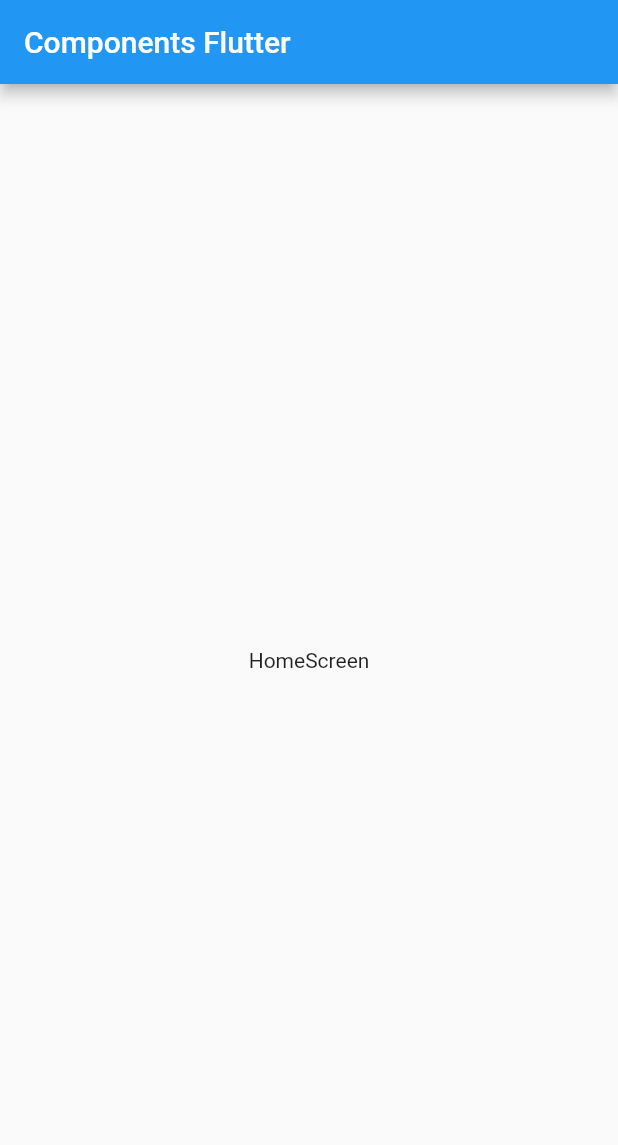
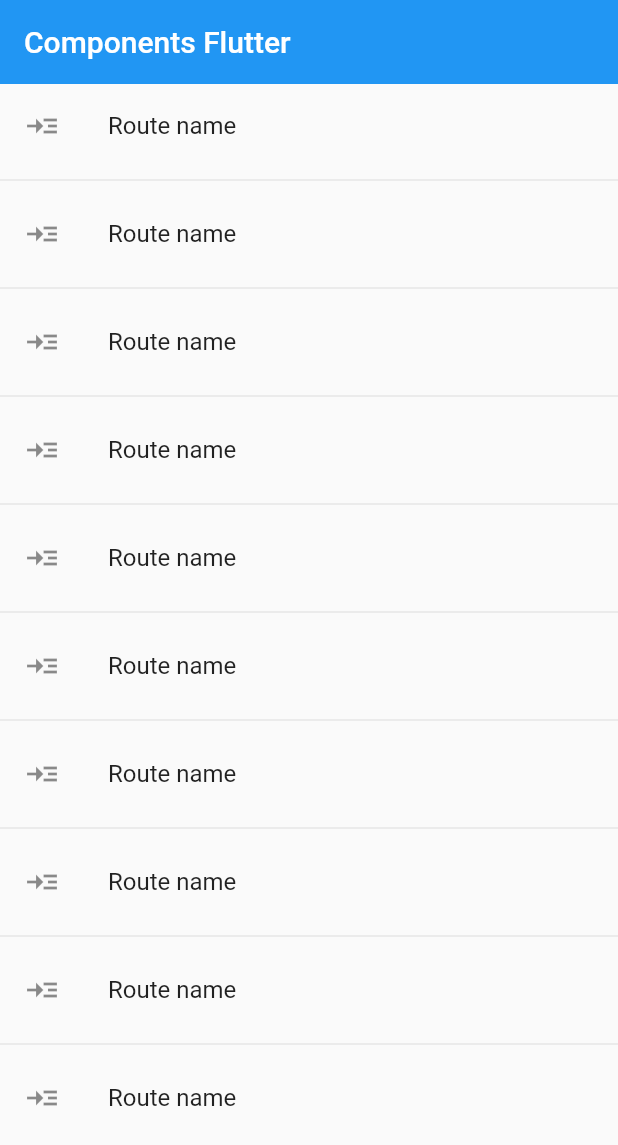
Before and after one commit to crisman9211/flutter-cr_components, a Flutter app: the screen it shows after launch, on a phone screen of 412 x 824 dp. Shown: the top 1145 px of the screen. Run offline on Flutter 3.47's test engine with Material 2 defaults, Android fonts, the phone set to English and light mode, and no system bars.

Commit message:
FEAT: Navegar nueva pantalla

```diff
--- a/lib/screens/home.screen.dart
+++ b/lib/screens/home.screen.dart
@@ -1,3 +1,4 @@
+import 'package:cr_components/screens/listview1.screen.dart';
 import 'package:flutter/material.dart';
 
 class HomeScreen extends StatelessWidget {
@@ -6,12 +7,26 @@
   @override
   Widget build(BuildContext context) {
     return Scaffold(
-      appBar: AppBar(
-        title: const Text('Components Flutter'),
-      ),
-      body: const Center(
-        child: Text('HomeScreen'),
-      ),
-    );
+        appBar: AppBar(
+          title: const Text('Components Flutter'),
+          elevation: 0,
+        ),
+        body: ListView.separated(
+          itemBuilder: (context, index) => ListTile(
+            leading: const Icon(Icons.read_more_outlined),
+            title: const Text('Route name'),
+            onTap: () {
+              // final route = MaterialPageRoute(
+              //   builder: (context) => const Listview1Screen(),
+              // );
+              // Navigator.push(context, route);
+              // // sirve para eleminiar el atras ruta antrior (no volver a login)
+              // // Navigator.pushReplacement(context, route);
+              Navigator.pushNamed(context, 'card');
+            },
+          ),
+          separatorBuilder: (_, __) => const Divider(),
+          itemCount: 10,
+        ));
   }
 }
```
Also changed, not shown: lib/main.dart (+6 -1 lines).
